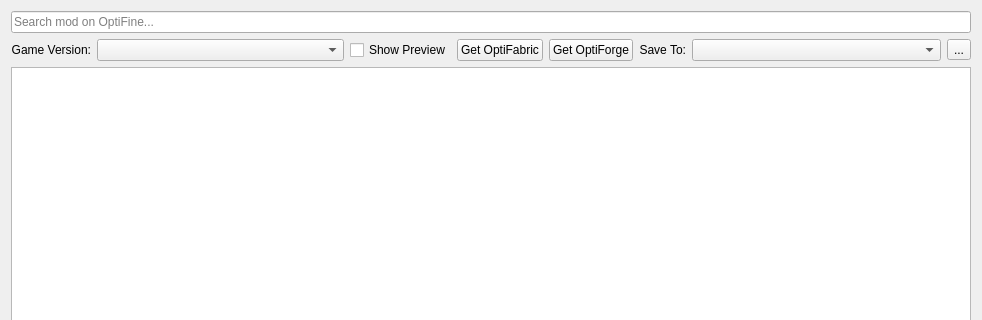
Qt form src/ui/optifine/optifinemodbrowser.ui (kaniol-lck/modmanager) before a commit; both pictures show x 0 to 982 and y 0 to 320 of the 982 by 587 pixel window.
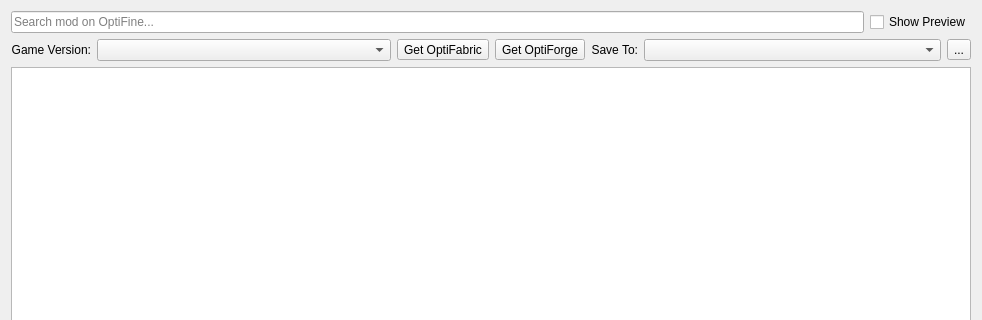
The same form after that commit. Icons and pictures are not drawn.

```diff
--- a/src/ui/optifine/optifinemodbrowser.ui
+++ b/src/ui/optifine/optifinemodbrowser.ui
@@ -14,40 +14,9 @@
    <string>Form</string>
   </property>
   <layout class="QGridLayout" name="gridLayout">
-   <item row="1" column="0">
-    <layout class="QHBoxLayout" name="horizontalLayout_2">
+   <item row="0" column="0">
+    <layout class="QHBoxLayout" name="horizontalLayout_3">
      <item>
-      <widget class="QLabel" name="label">
-       <property name="sizePolicy">
-        <sizepolicy hsizetype="Minimum" vsizetype="Preferred">
-         <horstretch>0</horstretch>
-         <verstretch>0</verstretch>
-        </sizepolicy>
-       </property>
-       <property name="text">
-        <string>Game Version:</string>
-       </property>
-       <property name="alignment">
-        <set>Qt::AlignRight|Qt::AlignTrailing|Qt::AlignVCenter</set>
-       </property>
-       <property name="buddy">
-        <cstring>versionSelect</cstring>
-       </property>
-      </widget>
-     </item>
-     <item>
-      <widget class="QComboBox" name="versionSelect">
-       <property name="sizePolicy">
-        <sizepolicy hsizetype="Expanding" vsizetype="Fixed">
-         <horstretch>0</horstretch>
-         <verstretch>0</verstretch>
-        </sizepolicy>
-       </property>
-      </widget>
-     </item>
-    </layout>
-   </item>
-   <item row="0" column="0" colspan="5">
     <widget class="QLineEdit" name="searchText">
      <property name="placeholderText">
       <string>Search mod on OptiFine...</string>
@@ -57,14 +26,7 @@
      </property>
     </widget>
    </item>
-   <item row="2" column="0" colspan="5">
-    <widget class="QListWidget" name="modListWidget">
-     <property name="verticalScrollMode">
-      <enum>QAbstractItemView::ScrollPerPixel</enum>
-     </property>
-    </widget>
-   </item>
-   <item row="1" column="1">
+     <item>
     <widget class="QCheckBox" name="showPreview">
      <property name="sizePolicy">
       <sizepolicy hsizetype="Minimum" vsizetype="Fixed">
@@ -77,7 +39,72 @@
      </property>
     </widget>
    </item>
-   <item row="1" column="4">
+    </layout>
+   </item>
+   <item row="1" column="0">
+    <layout class="QHBoxLayout" name="horizontalLayout_4">
+     <item>
+      <layout class="QHBoxLayout" name="horizontalLayout_2">
+       <item>
+        <widget class="QLabel" name="label">
+         <property name="sizePolicy">
+          <sizepolicy hsizetype="Minimum" vsizetype="Preferred">
+           <horstretch>0</horstretch>
+           <verstretch>0</verstretch>
+          </sizepolicy>
+         </property>
+         <property name="text">
+          <string>Game Version:</string>
+         </property>
+         <property name="alignment">
+          <set>Qt::AlignRight|Qt::AlignTrailing|Qt::AlignVCenter</set>
+         </property>
+         <property name="buddy">
+          <cstring>versionSelect</cstring>
+         </property>
+        </widget>
+       </item>
+       <item>
+        <widget class="QComboBox" name="versionSelect">
+         <property name="sizePolicy">
+          <sizepolicy hsizetype="Expanding" vsizetype="Fixed">
+           <horstretch>0</horstretch>
+           <verstretch>0</verstretch>
+          </sizepolicy>
+         </property>
+        </widget>
+       </item>
+      </layout>
+     </item>
+     <item>
+      <widget class="QToolButton" name="getOptiFabric">
+       <property name="text">
+        <string>Get OptiFabric</string>
+       </property>
+       <property name="icon">
+        <iconset resource="../../images/image.qrc">
+         <normaloff>:/image/curseforge.svg</normaloff>:/image/curseforge.svg</iconset>
+       </property>
+       <property name="toolButtonStyle">
+        <enum>Qt::ToolButtonTextBesideIcon</enum>
+       </property>
+      </widget>
+     </item>
+     <item>
+      <widget class="QToolButton" name="getOptiForge">
+       <property name="text">
+        <string>Get OptiForge</string>
+       </property>
+       <property name="icon">
+        <iconset resource="../../images/image.qrc">
+         <normaloff>:/image/curseforge.svg</normaloff>:/image/curseforge.svg</iconset>
+       </property>
+       <property name="toolButtonStyle">
+        <enum>Qt::ToolButtonTextBesideIcon</enum>
+       </property>
+      </widget>
+     </item>
+     <item>
     <layout class="QHBoxLayout" name="horizontalLayout">
      <item>
       <widget class="QLabel" name="label_4">
@@ -118,25 +145,12 @@
      </item>
     </layout>
    </item>
-   <item row="1" column="3">
-    <widget class="QPushButton" name="getOptiForge">
-     <property name="text">
-      <string>Get OptiForge</string>
-     </property>
-     <property name="icon">
-      <iconset resource="../../images/image.qrc">
-       <normaloff>:/image/curseforge.svg</normaloff>:/image/curseforge.svg</iconset>
-     </property>
-    </widget>
+    </layout>
    </item>
-   <item row="1" column="2">
-    <widget class="QPushButton" name="getOptiFabric">
-     <property name="text">
-      <string>Get OptiFabric</string>
-     </property>
-     <property name="icon">
-      <iconset resource="../../images/image.qrc">
-       <normaloff>:/image/curseforge.svg</normaloff>:/image/curseforge.svg</iconset>
+   <item row="2" column="0">
+    <widget class="QListWidget" name="modListWidget">
+     <property name="verticalScrollMode">
+      <enum>QAbstractItemView::ScrollPerPixel</enum>
      </property>
     </widget>
    </item>
```
Lines whose indentation alone changed are shown as unchanged.
